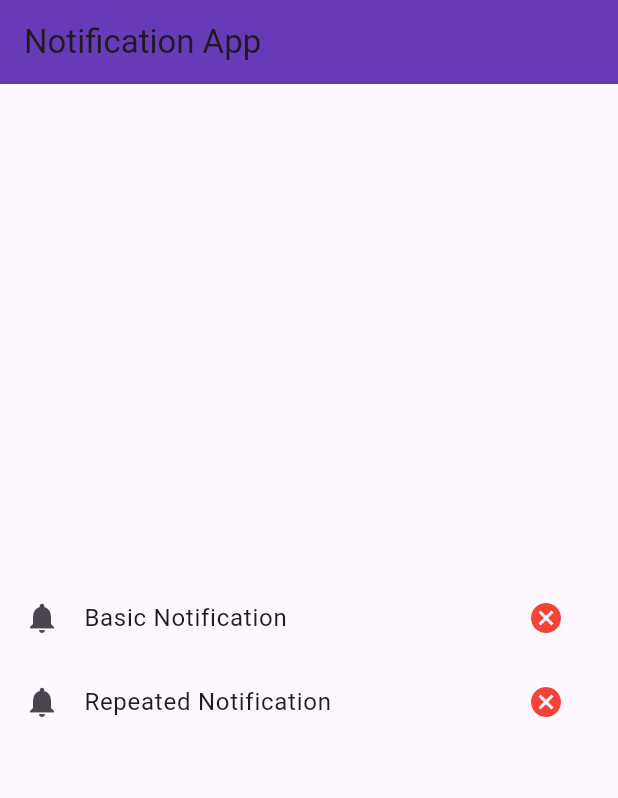
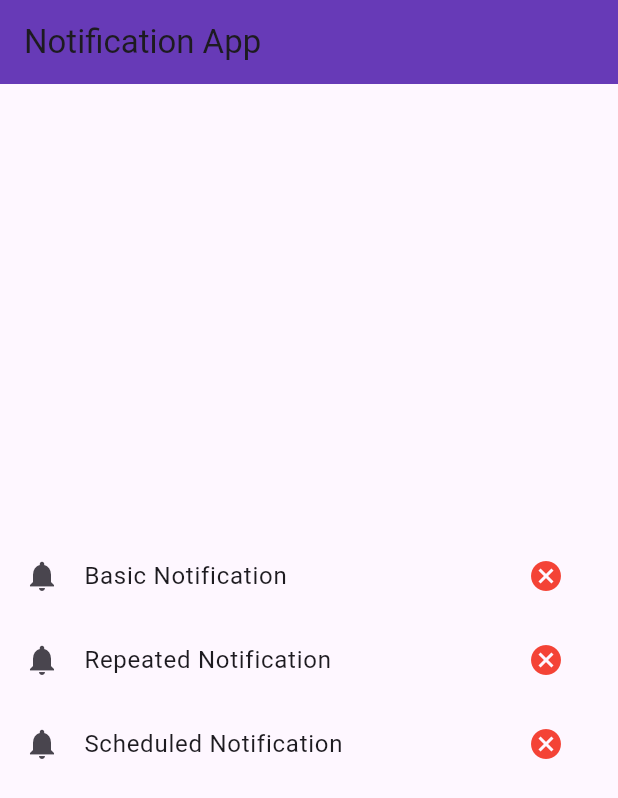
Before and after one commit to Mohamed-Essam-Mohamed/local-and-push-notifications, a Flutter app: the screen it shows after launch, on a phone screen of 412 x 824 dp. Shown: the top 798 px of the screen. Run offline on Flutter 3.47's test engine with Material 3 defaults, Android fonts, the phone set to English and light mode, and no system bars; our stand-ins replace flutter_local_notifications, flutter_timezone, timezone.

Commit message:
finished function show scheduled notification

```diff
--- a/lib/main.dart
+++ b/lib/main.dart
@@ -65,6 +65,20 @@ class HomeScreen extends StatelessWidget {
               icon: const Icon(Icons.cancel, color: Colors.red),
             ),
           ),
+          //? scheduled notification
+          ListTile(
+            onTap: () async {
+              await LocalNotification.showScheduledNotification();
+            },
+            leading: const Icon(Icons.notifications),
+            title: const Text("Scheduled Notification"),
+            trailing: IconButton(
+              onPressed: () {
+                LocalNotification.cancelNotification(2);
+              },
+              icon: const Icon(Icons.cancel, color: Colors.red),
+            ),
+          ),
         ],
       ),
     );
```
Also changed, not shown: lib/local_notification.dart (+37 -0 lines), pubspec.yaml (+1 -6 lines), pubspec.lock, 3 other files.
